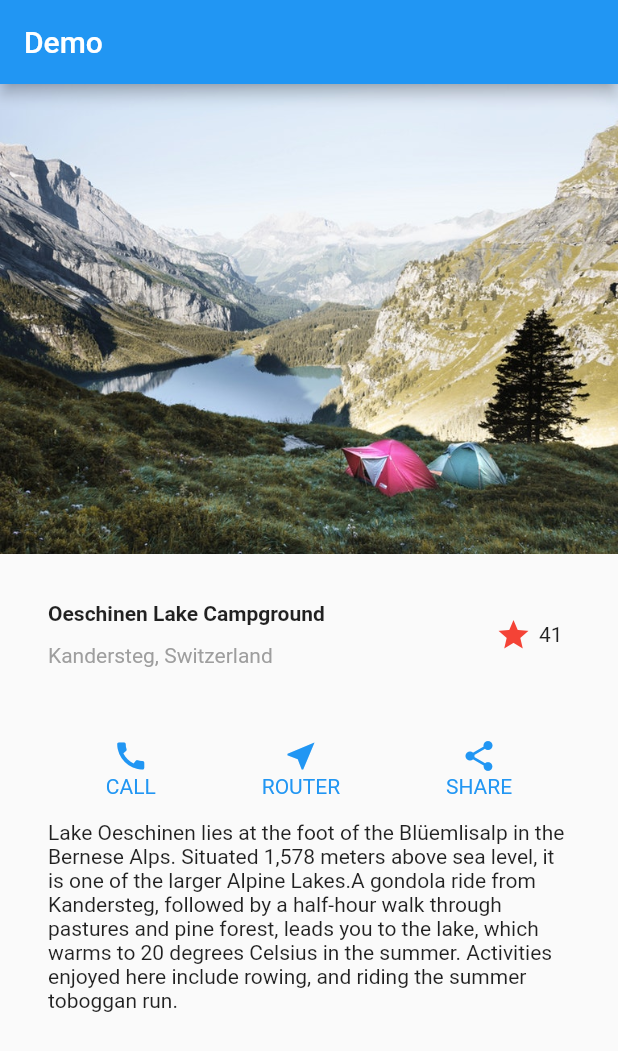
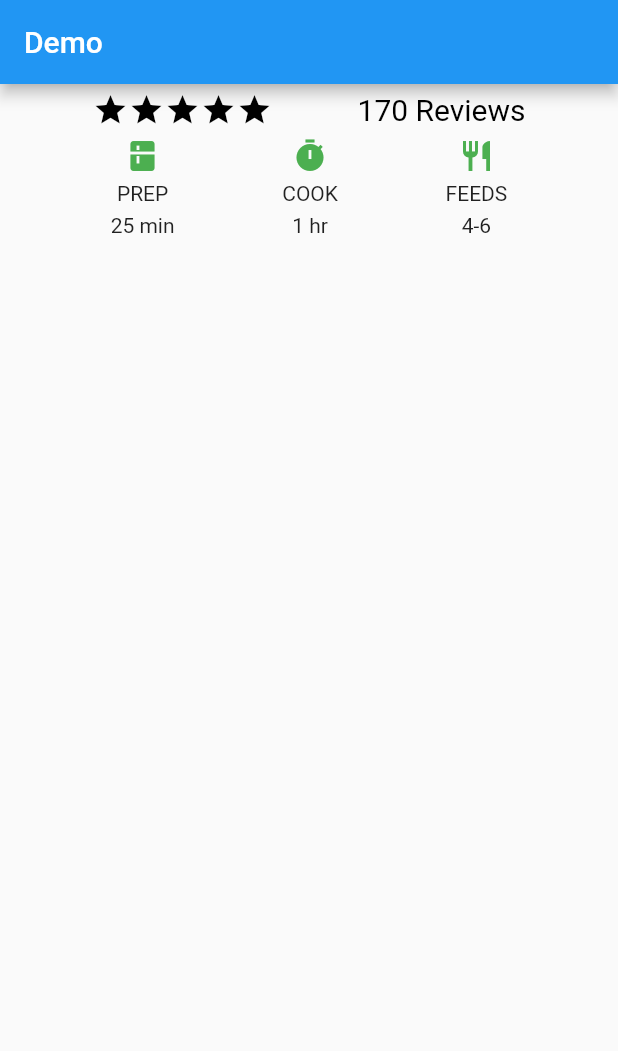
Before and after one commit to henmory/flutter, a Flutter app: the screen it shows after launch, on a phone screen of 412 x 824 dp. Shown: the top 1051 px of the screen. Run offline on Flutter 3.47's test engine with Material 2 defaults, Android fonts, the phone set to English and light mode, and no system bars.

Commit message:
1.new commit

```diff
--- a/lib/main.dart
+++ b/lib/main.dart
@@ -5,91 +5,77 @@ void main() => runApp(MyApp());
 class MyApp extends StatelessWidget {
   @override
   Widget build(BuildContext context) {
-    Widget title = Container(
-      padding: EdgeInsets.all(32.0),
-      child: Row(
-        children: [
-          Expanded(
-            child: Column(
-              crossAxisAlignment: CrossAxisAlignment.start,
-              children: [
-                Container(
-                  padding: EdgeInsets.only(bottom: 12.0),
-                  child: Text(
-                    "Oeschinen Lake Campground",
-                    style: TextStyle(fontWeight: FontWeight.bold),
-                  ),
-                ),
-                Text(
-                  "Kandersteg, Switzerland",
-                    style: TextStyle(color: Colors.grey),
-                ),
-              ],
-            ),
+    Widget rating = Container(
+      padding: EdgeInsets.all(5.0),
+      child: Row(mainAxisAlignment: MainAxisAlignment.spaceEvenly, children: [
+        Row(mainAxisSize: MainAxisSize.min, children: <Widget>[
+          Icon(
+            Icons.star,
+            color: Colors.black,
           ),
           Icon(
             Icons.star,
-            color: Colors.red,
+            color: Colors.black,
           ),
-          Container(
-            padding: EdgeInsets.all(5.0),
-            child: Text("41"),
+          Icon(
+            Icons.star,
+            color: Colors.black,
           ),
+          Icon(
+            Icons.star,
+            color: Colors.black,
+          ),
+          Icon(
+            Icons.star,
+            color: Colors.black,
+          ),
+        ]),
+        Text(
+          '170 Reviews',
+          style: TextStyle(
+            color: Colors.black,
+            fontSize: 20.0,
+          ),
+        ),
+      ]),
+    );
+    Widget item(IconData icon, description, time) {
+      return Column(
+          mainAxisAlignment: MainAxisAlignment.spaceBetween,
+          children: <Widget>[
+            Icon(icon, color: Colors.green,),
+            Container(
+              padding: EdgeInsets.only(top: 5.0),
+              child: Text(description),
+            ),
+            Container(
+              padding: EdgeInsets.only(top: 5.0),
+              child: Text(time),
+            ),
+          ]);
+    }
+
+    Widget details = Container(
+      padding: EdgeInsets.all(2.0),
+      child: Row(
+        mainAxisAlignment: MainAxisAlignment.spaceEvenly,
+        children: <Widget>[
+          item(Icons.kitchen, "PREP", "25 min"),
+          item(Icons.timer, "COOK", "1 hr"),
+          item(Icons.restaurant, "FEEDS", "4-6"),
         ],
       ),
     );
-    Widget button = Container(
-      padding: EdgeInsets.only(top: 15.0, bottom: 15.0),
-      child: Row(
-        mainAxisAlignment: MainAxisAlignment.spaceEvenly,
-        children: [
-          item(Icons.call, "CALL"),
-          item(Icons.near_me, "ROUTER"),
-          item(Icons.share, "SHARE"),
-        ],
-      ),
-    );
-    Widget text = Container(
-        padding: EdgeInsets.only(left: 32.0, right: 32.0),
-        child:Text(
-          '''Lake Oeschinen lies at the foot of the Blüemlisalp in the Bernese Alps. Situated 1,578 meters above sea level, it is one of the larger Alpine Lakes.A gondola ride from Kandersteg, followed by a half-hour walk through pastures and pine forest, leads you to the lake, which warms to 20 degrees Celsius in the summer. Activities enjoyed here include rowing, and riding the summer toboggan run.''',
-        ),
-    );
+
     return MaterialApp(
-      title: "demo",
       home: Scaffold(
         appBar: AppBar(
-          title: Text("Demo"),
+          title: Text('Demo'),
         ),
-        body: ListView(
-          children: [
-            Image.asset(
-              'images/photo.jpeg',
-              fit: BoxFit.cover,
-            ),
-            title,
-            button,
-            text,
-          ],
+        body: Column(
+          children: <Widget>[rating, details],
         ),
       ),
     );
   }
-
-  Widget item(IconData icon, String data) {
-    Color color = Colors.blue;
-    return Column(
-
-      children: [
-        Icon(
-          icon,
-          color: color,
-        ),
-        Text(
-          data,
-          style: TextStyle(color: color),
-        ),
-      ],
-    );
-  }
 }
```
